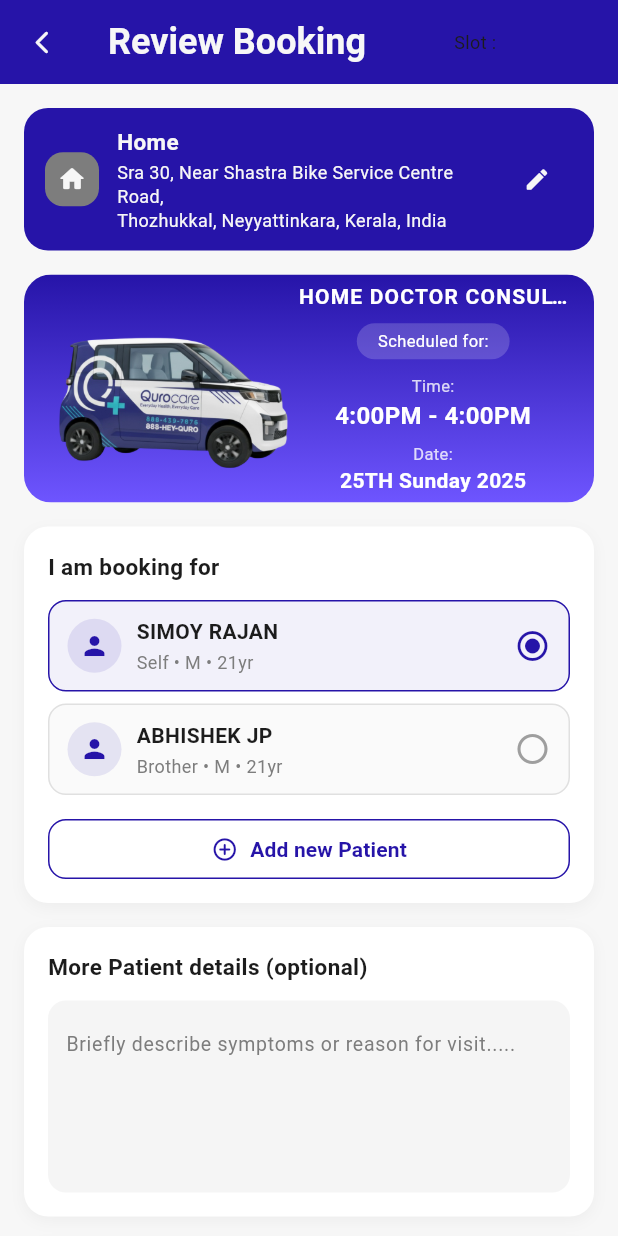
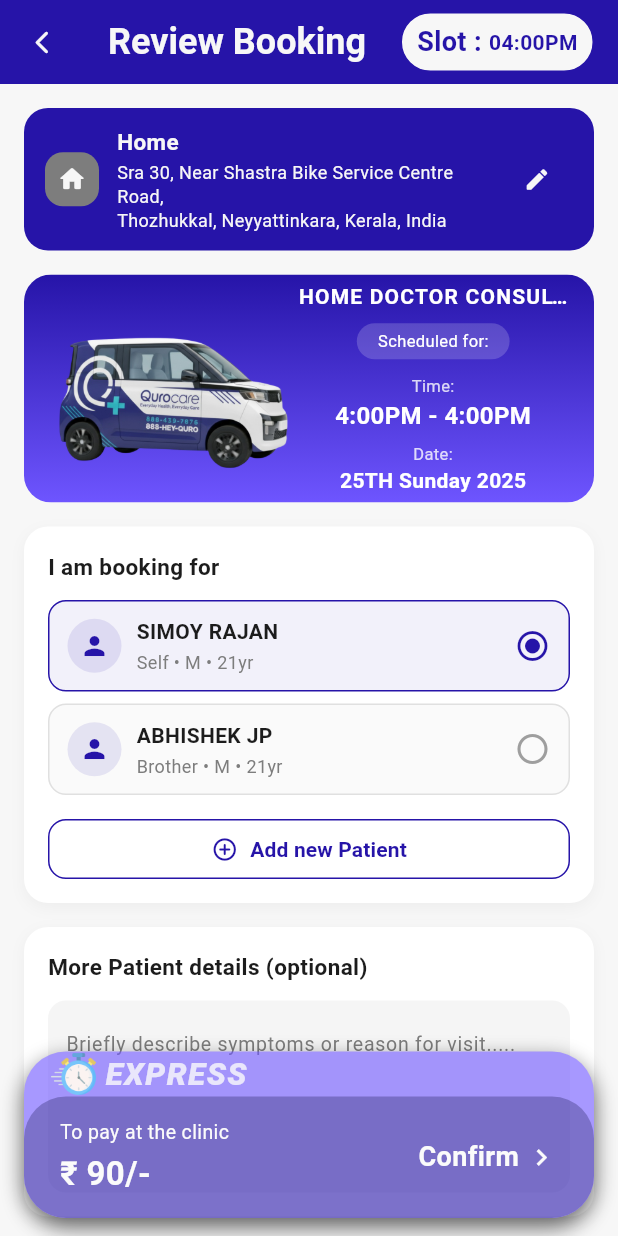
Before and after one commit to Zetrion/QuroCare_Pages, a Flutter app: the screen it shows after launch, on a phone screen of 412 x 824 dp. Run offline on Flutter 3.47's test engine with Material 3 defaults, Android fonts, the phone set to English and light mode, and no system bars; Roboto replaces fonts that are missing (Poppins).

Commit message:
each widget color scheme fixed and confirm button created

```diff
--- a/home_booking_pages/lib/home_booking_page/views/home_booking_page.dart
+++ b/home_booking_pages/lib/home_booking_page/views/home_booking_page.dart
@@ -78,13 +78,15 @@ class _ReviewBookingViewState extends State<ReviewBookingView> {
                     setState(() => isAgreementChecked = v);
                   },
                 ),
+                const SizedBox(height: 30), // extra space at bottom
               ],
             ),
           ),
-          /**Align(
+          Align(
             alignment: Alignment.bottomCenter,
             child: SafeArea(
-              minimum: const EdgeInsets.fromLTRB(16, 0, 16, 12),
+              child: Padding(
+                padding: const EdgeInsets.fromLTRB(16, 0, 16, 12),
                 child: BottomConfirmBar(
                   amountText: '₹ 90/-',
                   label: 'To pay at the clinic',
@@ -93,7 +95,9 @@ class _ReviewBookingViewState extends State<ReviewBookingView> {
                   onPressed: isAgreementChecked ? () {} : null,
                 ),
               ),
-          ),*/
+            ),
+          )
+
         ],
       ),
     );
--- a/home_booking_pages/lib/home_booking_page/widgets/bottom_confirm_bar.dart
+++ b/home_booking_pages/lib/home_booking_page/widgets/bottom_confirm_bar.dart
@@ -3,9 +3,9 @@ import '../../core/app_colors.dart';
 import '../../core/app_fonts.dart';
 
 class BottomConfirmBar extends StatelessWidget {
-  final String label;
-  final String amountText;
-  final String buttonText;
+  final String label; // e.g. "To pay at the clinic"
+  final String amountText; // e.g. "₹ 90/-"
+  final String buttonText; // e.g. "Confirm"
   final bool isEnabled;
   final VoidCallback? onPressed;
 
@@ -20,76 +20,147 @@ class BottomConfirmBar extends StatelessWidget {
 
   @override
   Widget build(BuildContext context) {
-    final width = MediaQuery.of(context).size.width;
+    const double radius = 28;
 
-    return Container(
-      width: width,
+    return Opacity(
+      opacity: isEnabled ? 1 : 0.6,
+      child: GestureDetector(
+        onTap: isEnabled ? onPressed : null,
+        child: Container(
           decoration: BoxDecoration(
-        borderRadius: BorderRadius.circular(18),
-        gradient: LinearGradient(
-          colors: [AppColor.primary.withOpacity(0.9), AppColor.primary],
+            color: AppColor.secondary,
+            borderRadius: BorderRadius.circular(radius),
+            boxShadow: [
+              BoxShadow(
+                color: Colors.black,
+                blurRadius: 12,
+                offset: const Offset(0, 6),
+              ),
+            ],
+          ),
+          child: ClipRRect(
+            borderRadius: BorderRadius.circular(radius),
+            child: Column(
+              mainAxisSize: MainAxisSize.min,
+              children: [
+                // 🔹 TOP STRIP: stopwatch + EXPRESS image
+                Container(
+                  width: double.infinity,
+                  height: 30, // perfect balance
+                  padding: const EdgeInsets.symmetric(horizontal: 18),
+                  color: Colors.transparent,
+                  child: Row(
+                    mainAxisAlignment: MainAxisAlignment.start,
+                    children: [
+                      Flexible(
+                        child: FittedBox(
+                          fit: BoxFit.contain,
+                          child: Image.asset('assets/stopwatch.png', width: 30),
                         ),
                       ),
-      padding: const EdgeInsets.symmetric(horizontal: 18, vertical: 12),
+                      const SizedBox(width: 6),
+                      /**Flexible(
+                        child: FittedBox(
+                          fit: BoxFit.contain,
+                          child: Opacity(
+                            opacity: 0.55,
+                            child: Image.asset(
+                              'assets/express.png',
+                              width: 125,
+                            ),
+                          ),
+                        ),
+                      ),*/
+                      Flexible(
+                        child: FittedBox(
+                          fit: BoxFit.scaleDown,
+                          child: Opacity(
+                            opacity: 0.8, // similar “soft” feel as the asset
+                            child: Text(
+                              'EXPRESS',
+                              style: AppFonts.bodyBold.copyWith(
+                                fontSize: 28, // base size, FittedBox will scale
+                                fontWeight: FontWeight.w900, // extra bold
+                                fontStyle:
+                                    FontStyle.italic, // slanted like the logo
+                                letterSpacing: 1.2, // tight, logo-like spacing
+                                color: Colors.white,
+                              ),
+                            ),
+                          ),
+                        ),
+                      ),
+                    ],
+                  ),
+                ),
+
+
+                // 🔹 MAIN DEEP BLUE AREA
+                Container(
+                  width: double.infinity,
+                  decoration: BoxDecoration(
+                    color: AppColor.primary,
+                    borderRadius: const BorderRadius.only(
+                      topLeft: Radius.circular(radius),
+                      topRight: Radius.circular(radius),
+                    ),
+                  ),
+                  padding: const EdgeInsets.symmetric(
+                    horizontal: 24,
+                    vertical: 14,
+                  ),
                   child: Row(
                     mainAxisAlignment: MainAxisAlignment.spaceBetween,
                     children: [
-          Expanded(
-            child: Column(
+                      // LEFT: label + amount
+                      Column(
                         crossAxisAlignment: CrossAxisAlignment.start,
                         children: [
                           Text(
                             label,
                             style: AppFonts.bodyRegular.copyWith(
-                    fontSize: 12,
-                    color: Colors.white.withOpacity(0.9),
+                              fontSize: 13,
+                              color: Colors.white,
                             ),
                           ),
-                const SizedBox(height: 4),
+                          const SizedBox(height: 3),
                           Text(
                             amountText,
+                            style: AppFonts.bodyBold.copyWith(
+                              fontSize: 22,
+                              color: Colors.white,
+                            ),
+                          ),
+                        ],
+                      ),
+
+                      // RIGHT: buttonText + chevron
+                      Row(
+                        mainAxisSize: MainAxisSize.min,
+                        children: [
+                          Text(
+                            buttonText,
                             style: AppFonts.bodyBold.copyWith(
                               fontSize: 18,
                               color: Colors.white,
                             ),
                           ),
-              ],
-            ),
-          ),
-          const SizedBox(width: 12),
-          ElevatedButton(
-            onPressed: isEnabled ? onPressed : null,
-            style: ElevatedButton.styleFrom(
-              elevation: 0,
-              backgroundColor: Colors.deepPurple.shade900,
-              disabledBackgroundColor: Colors.deepPurple.shade900.withOpacity(
-                0.4,
-              ),
-              padding: const EdgeInsets.symmetric(horizontal: 20, vertical: 10),
-              shape: RoundedRectangleBorder(
-                borderRadius: BorderRadius.circular(24),
-              ),
-            ),
-            child: Row(
-              children: [
-                Text(
-                  buttonText,
-                  style: AppFonts.bodyBold.copyWith(
-                    fontSize: 15,
-                    color: Colors.white,
-                  ),
-                ),
                           const SizedBox(width: 4),
                           const Icon(
-                  Icons.chevron_right_rounded,
+                            Icons.chevron_right,
                             color: Colors.white,
-                  size: 20,
+                            size: 22,
+                          ),
+                        ],
                       ),
                     ],
                   ),
                 ),
               ],
             ),
+          ),
+        ),
+      ),
     );
   }
 }
--- a/home_booking_pages/lib/home_booking_page/widgets/coupon_codes_widget.dart
+++ b/home_booking_pages/lib/home_booking_page/widgets/coupon_codes_widget.dart
@@ -16,7 +16,7 @@ class CouponCodesWidget extends StatelessWidget {
           Text(
             'Coupon Codes',
             style: AppFonts.bodyBold.copyWith(
-              fontSize: 15,
+              fontSize: 20,
               color: AppColor.textDark,
             ),
           ),
--- a/home_booking_pages/lib/home_booking_page/widgets/review_header.dart
+++ b/home_booking_pages/lib/home_booking_page/widgets/review_header.dart
@@ -78,7 +78,7 @@ class SlotChipWidget extends StatelessWidget {
     return Container(
       padding: const EdgeInsets.symmetric(horizontal: 10, vertical: 6),
       decoration: BoxDecoration(
-        color: AppColor.primary.withOpacity(0.08),
+        color: AppColor.background,
         borderRadius: BorderRadius.circular(20),
         border: Border.all(color: AppColor.primary),
       ),
@@ -87,14 +87,16 @@ class SlotChipWidget extends StatelessWidget {
           Text(
             'Slot : ',
             style: AppFonts.bodyRegular.copyWith(
-              fontSize: 12,
-              color: AppColor.textDark,
+              fontSize: 18,
+              fontWeight: FontWeight.bold,
+              color: AppColor.primary,
             ),
           ),
           Text(
             slotTime,
             style: AppFonts.bodyBold.copyWith(
-              fontSize: 12,
+              fontSize: 14,
+              fontWeight: FontWeight.bold,
               color: AppColor.primary,
             ),
           ),
--- a/home_booking_pages/pubspec.yaml
+++ b/home_booking_pages/pubspec.yaml
@@ -60,6 +60,8 @@ flutter:
   # To add assets to your application, add an assets section, like this:
   assets:
    - assets/car.png
+   - assets/express.png
+   - assets/stopwatch.png
 
 
   # An image asset can refer to one or more resolution-specific "variants", see
```
Also changed, not shown: home_booking_pages/lib/home_booking_page/widgets/price_breakdown_widget.dart (+63 -19 lines), home_booking_pages/assets/express.png (added), home_booking_pages/assets/stopwatch.png (added). Lines whose indentation alone changed are shown as unchanged.
